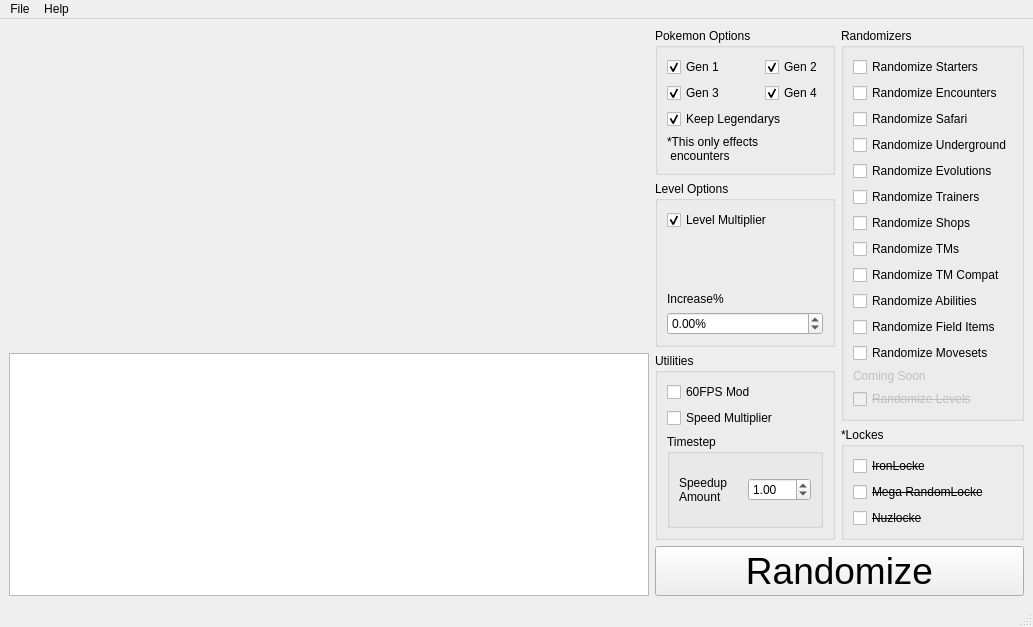
Before: the Qt Designer form Randomizers/mainwindow.ui in Ai0796/BDSP-Randomizers, drawn with Qt 5.
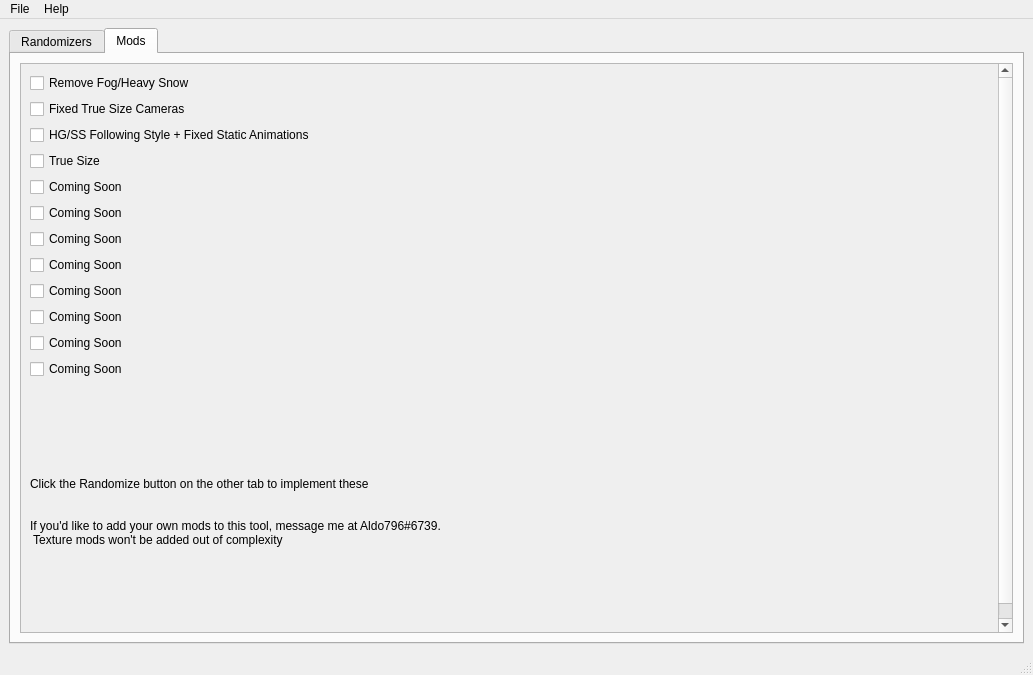
After: the same form once the commit is applied. Icons and pictures are not drawn.

```diff
--- a/Randomizers/mainwindow.ui
+++ b/Randomizers/mainwindow.ui
@@ -14,8 +14,18 @@
    <string notr="true">BDSP Randomizer</string>
   </property>
   <widget class="QWidget" name="centralwidget">
-   <layout class="QGridLayout" name="gridLayout">
-    <item row="0" column="0" rowspan="2">
+   <layout class="QVBoxLayout" name="verticalLayout_4">
+    <item>
+     <widget class="QTabWidget" name="tabWidget">
+      <property name="currentIndex">
+       <number>1</number>
+      </property>
+      <widget class="QWidget" name="RandomizerTab">
+       <attribute name="title">
+        <string>Randomizers</string>
+       </attribute>
+       <layout class="QGridLayout" name="RandomizerLayout">
+        <item row="0" column="0" rowspan="3">
      <widget class="QLabel" name="label">
       <property name="text">
        <string/>
@@ -98,7 +108,7 @@
       </layout>
      </widget>
     </item>
-    <item row="0" column="2" rowspan="3" alignment="Qt::AlignLeft">
+        <item row="0" column="2" rowspan="4">
      <widget class="QGroupBox" name="groupBox">
       <property name="title">
        <string>Randomizers</string>
@@ -298,17 +308,7 @@
       </layout>
      </widget>
     </item>
-    <item row="2" column="0" rowspan="3">
-     <widget class="QTextEdit" name="tbLog">
-      <property name="readOnly">
-       <bool>true</bool>
-      </property>
-      <property name="placeholderText">
-       <string/>
-      </property>
-     </widget>
-    </item>
-    <item row="2" column="1" rowspan="2">
+        <item row="2" column="1" rowspan="3">
      <widget class="QGroupBox" name="groupBox_4">
       <property name="title">
        <string>Utilities</string>
@@ -361,7 +361,17 @@
       </layout>
      </widget>
     </item>
-    <item row="3" column="2">
+        <item row="3" column="0" rowspan="3">
+         <widget class="QTextEdit" name="tbLog">
+          <property name="readOnly">
+           <bool>true</bool>
+          </property>
+          <property name="placeholderText">
+           <string/>
+          </property>
+         </widget>
+        </item>
+        <item row="4" column="2">
      <widget class="QGroupBox" name="groupBox_6">
       <property name="title">
        <string>*Lockes</string>
@@ -406,7 +416,7 @@
       </layout>
      </widget>
     </item>
-    <item row="4" column="1" colspan="2">
+        <item row="5" column="1" colspan="2">
      <widget class="QPushButton" name="btnRandomize">
       <property name="font">
        <font>
@@ -416,6 +426,140 @@
       <property name="text">
        <string notr="true">Randomize</string>
       </property>
+         </widget>
+        </item>
+       </layout>
+      </widget>
+      <widget class="QWidget" name="ModsTab">
+       <attribute name="title">
+        <string>Mods</string>
+       </attribute>
+       <layout class="QGridLayout" name="gridLayout_4">
+        <item row="0" column="0" rowspan="2">
+         <widget class="QScrollArea" name="scrollArea">
+          <property name="widgetResizable">
+           <bool>true</bool>
+          </property>
+          <widget class="QWidget" name="scrollAreaWidgetContents">
+           <property name="enabled">
+            <bool>true</bool>
+           </property>
+           <property name="geometry">
+            <rect>
+             <x>0</x>
+             <y>0</y>
+             <width>1003</width>
+             <height>530</height>
+            </rect>
+           </property>
+           <layout class="QGridLayout" name="gridLayout_5">
+            <item row="0" column="0">
+             <widget class="QCheckBox" name="cbRemoveWeather">
+              <property name="text">
+               <string>Remove Fog/Heavy Snow</string>
+              </property>
+             </widget>
+            </item>
+            <item row="1" column="0">
+             <widget class="QCheckBox" name="cbCameras">
+              <property name="text">
+               <string>Fixed True Size Cameras</string>
+              </property>
+             </widget>
+            </item>
+            <item row="2" column="0">
+             <widget class="QCheckBox" name="cbFollowing">
+              <property name="text">
+               <string>HG/SS Following Style + Fixed Static Animations</string>
+              </property>
+             </widget>
+            </item>
+            <item row="3" column="0">
+             <widget class="QCheckBox" name="cbTrueSize">
+              <property name="text">
+               <string>True Size</string>
+              </property>
+             </widget>
+            </item>
+            <item row="4" column="0">
+             <widget class="QCheckBox" name="checkBox_2">
+              <property name="text">
+               <string>Coming Soon</string>
+              </property>
+             </widget>
+            </item>
+            <item row="5" column="0">
+             <widget class="QCheckBox" name="checkBox_5">
+              <property name="text">
+               <string>Coming Soon</string>
+              </property>
+             </widget>
+            </item>
+            <item row="6" column="0">
+             <widget class="QCheckBox" name="checkBox_11">
+              <property name="text">
+               <string>Coming Soon</string>
+              </property>
+             </widget>
+            </item>
+            <item row="7" column="0">
+             <widget class="QCheckBox" name="checkBox_8">
+              <property name="text">
+               <string>Coming Soon</string>
+              </property>
+             </widget>
+            </item>
+            <item row="8" column="0">
+             <widget class="QCheckBox" name="checkBox_3">
+              <property name="text">
+               <string>Coming Soon</string>
+              </property>
+             </widget>
+            </item>
+            <item row="9" column="0">
+             <widget class="QCheckBox" name="checkBox_6">
+              <property name="text">
+               <string>Coming Soon</string>
+              </property>
+             </widget>
+            </item>
+            <item row="10" column="0">
+             <widget class="QCheckBox" name="checkBox_12">
+              <property name="text">
+               <string>Coming Soon</string>
+              </property>
+             </widget>
+            </item>
+            <item row="11" column="0">
+             <widget class="QCheckBox" name="checkBox_9">
+              <property name="text">
+               <string>Coming Soon</string>
+              </property>
+             </widget>
+            </item>
+            <item row="12" column="0">
+             <widget class="QLabel" name="label_7">
+              <property name="minimumSize">
+               <size>
+                <width>0</width>
+                <height>254</height>
+               </size>
+              </property>
+              <property name="text">
+               <string>Click the Randomize button on the other tab to implement these
+
+
+If you'd like to add your own mods to this tool, message me at Aldo796#6739.
+ Texture mods won't be added out of complexity</string>
+              </property>
+             </widget>
+            </item>
+           </layout>
+          </widget>
+         </widget>
+        </item>
+       </layout>
+      </widget>
      </widget>
     </item>
    </layout>
```
Left out of the diff: 60 changed lines with no effect on the pictures. Lines whose indentation alone changed are shown as unchanged.
